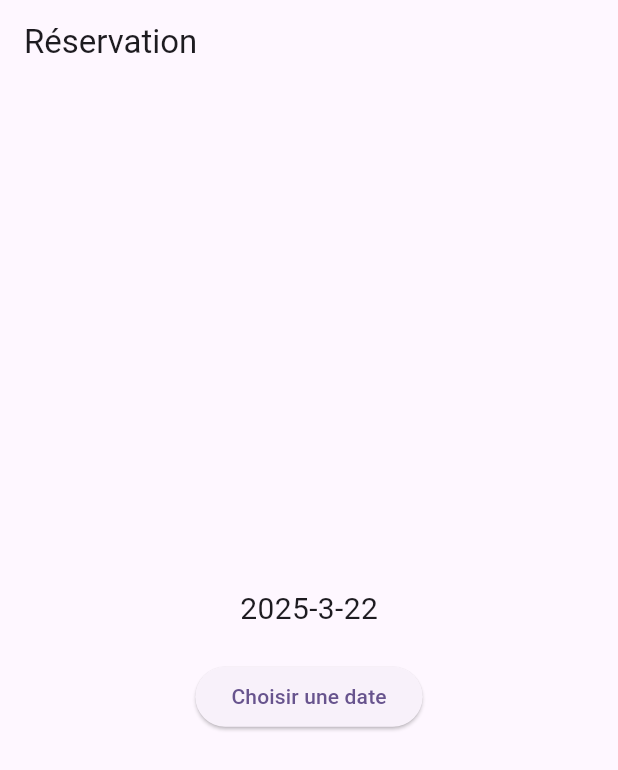
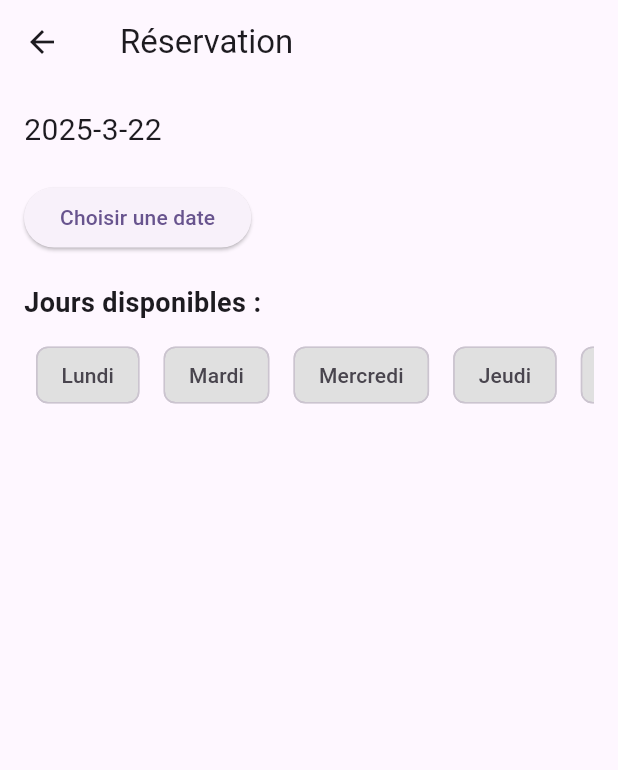
Before and after one commit to Honorine684/flutterDay05, a Flutter app: the screen it shows after launch, on a phone screen of 412 x 824 dp. Shown: the top 770 px of the screen. Run offline on Flutter 3.47's test engine with Material 3 defaults, Android fonts, the phone set to English and light mode, and no system bars; our stand-ins replace firebase_core; accounts and stored records are empty.

Commit message:
j'ai ajouté une section pour choisir le jour et l'heure

```diff
--- a/houeffa_log/lib/reservation.dart
+++ b/houeffa_log/lib/reservation.dart
@@ -1,4 +1,5 @@
 import 'package:flutter/material.dart';
+
 
 
 class Reservation extends StatefulWidget {
@@ -11,22 +12,60 @@ class Reservation extends StatefulWidget {
 class _ReservationState extends State<Reservation> {
   DateTime selectedDate = DateTime.now();
 
+
+  final List<String> days = [
+    'Lundi',
+    'Mardi',
+    'Mercredi',
+    'Jeudi',
+    'Vendredi',
+  ];
+
+
+  final List<String> hours = [
+    '10:00',
+    '11:00',
+    '12:00',
+    '13:00',
+    '14:00',
+    '15:00',
+    '16:00',
+  ];
+
+  String? selectedDay;
+  String? selectedHour;
+
   @override
   Widget build(BuildContext context) {
     return Scaffold(
       appBar: AppBar(
-        title:
-        Text('Réservation'),
+        leading: IconButton(
+          icon: Icon(Icons.arrow_back),
+          onPressed: () {
+            Navigator.pop(context);
+          },
+        ),
+        title: Row(
+          children: [
+            SizedBox(width: 8),
+            Text('Réservation'),
+          ],
+        ),
       ),
-      body: Center(
+      body: Padding(
+        padding: EdgeInsets.all(16.0),
         child: Column(
-          mainAxisAlignment: MainAxisAlignment.center,
+          crossAxisAlignment: CrossAxisAlignment.start,
           children: [
+
             Text(
-              "${selectedDate.year}-${selectedDate.month}-${selectedDate.day}",
+              (selectedDay == null || selectedHour == null)
+                  ? "${selectedDate.year}-${selectedDate.month}-${selectedDate.day}"
+                  : "$selectedDay ${selectedDate.year}-${selectedDate.month}-${selectedDate.day} à $selectedHour",
               style: TextStyle(fontSize: 20),
             ),
             SizedBox(height: 20),
+
             ElevatedButton(
               child: const Text("Choisir une date"),
               onPressed: () async {
@@ -39,10 +78,74 @@ class _ReservationState extends State<Reservation> {
                 if (dateTime != null) {
                   setState(() {
                     selectedDate = dateTime;
+
+                    selectedDay = null;
+                    selectedHour = null;
                   });
                 }
               },
             ),
+            SizedBox(height: 20),
+
+            Text(
+              "Jours disponibles :",
+              style: TextStyle(fontSize: 18, fontWeight: FontWeight.bold),
+            ),
+            SizedBox(height: 10),
+            SizedBox(
+              height: 50,
+              child: ListView.builder(
+                scrollDirection: Axis.horizontal,
+                itemCount: days.length,
+                itemBuilder: (context, index) {
+                  return Padding(
+                    padding: EdgeInsets.symmetric(horizontal: 8.0),
+                    child: GestureDetector(
+                      onTap: () {
+                        setState(() {
+                          selectedDay = days[index];
+                          selectedHour = null;
+                        });
+                      },
+                      child: Chip(
+                        label: Text(days[index]),
+                        backgroundColor: selectedDay == days[index]
+                            ? Colors.deepOrangeAccent
+                            : Colors.grey[300],
+                      ),
+                    ),
+                  );
+                },
+              ),
+            ),
+            SizedBox(height: 20),
+
+            if (selectedDay != null) ...[
+              Text(
+                "Heures disponibles :",
+                style: TextStyle(fontSize: 18, fontWeight: FontWeight.bold),
+              ),
+              SizedBox(height: 10),
+              Expanded(
+                child: ListView.builder(
+                  itemCount: hours.length,
+                  itemBuilder: (context, index) {
+                    return ListTile(
+                      title: Text(hours[index]),
+                      tileColor: selectedHour == hours[index]
+                          ? Colors.deepOrangeAccent.withOpacity(0.2)
+                          : null,
+                      onTap: () {
+                        setState(() {
+                          selectedHour = hours[index];
+                        });
+                      },
+                    );
+                  },
+                ),
+              ),
+            ],
+
           ],
         ),
       ),
```
